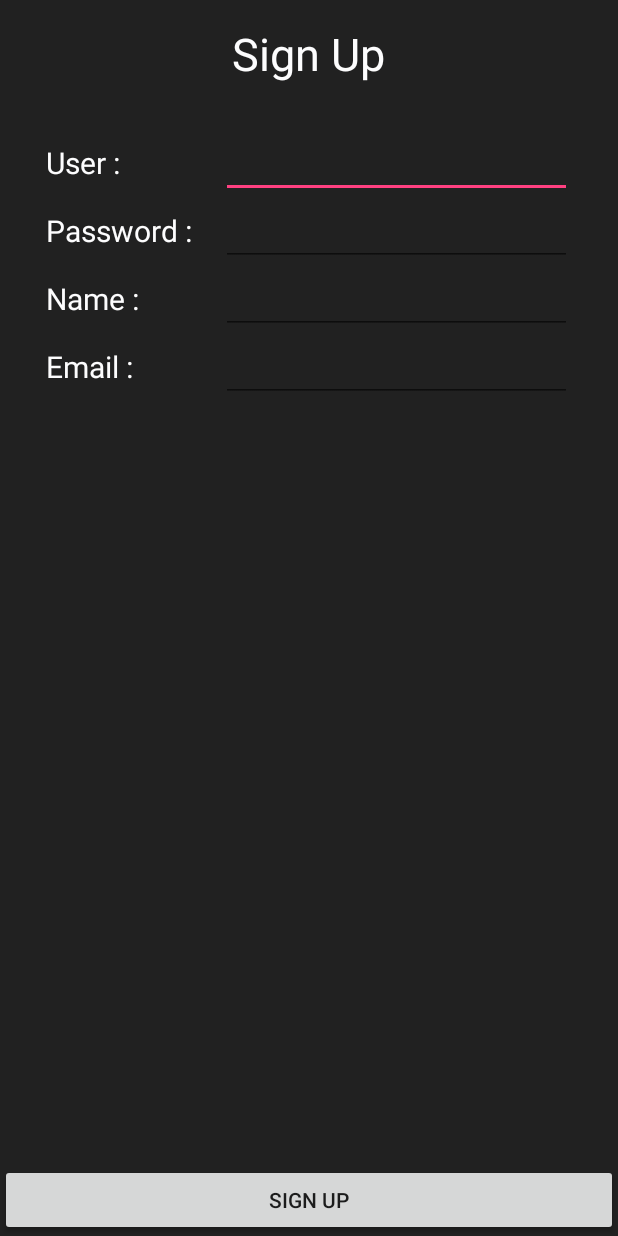
After one commit to kan555/DoneDream, an Android app: the SignUpActivity screen opened directly, with no data from a screen before it, on a phone screen of 412 x 824 dp. The commit adds this screen. Run offline under Robolectric (Android 15) with nearby library versions, the phone set to English and light mode, and no system bars.

Commit message:
edit text finished

```diff
--- a/app/src/main/AndroidManifest.xml
+++ b/app/src/main/AndroidManifest.xml
@@ -15,6 +15,7 @@
                 <category android:name="android.intent.category.LAUNCHER" />
             </intent-filter>
         </activity>
+        <activity android:name=".SignUpActivity"></activity>
     </application>
 
 </manifest>
--- /dev/null
+++ b/app/src/main/java/com/donedream/sillapajarn/chawametha/donedream/SignUpActivity.java
@@ -0,0 +1,13 @@
+package com.donedream.sillapajarn.chawametha.donedream;
+
+import android.support.v7.app.AppCompatActivity;
+import android.os.Bundle;
+
+public class SignUpActivity extends AppCompatActivity {
+
+    @Override
+    protected void onCreate(Bundle savedInstanceState) {
+        super.onCreate(savedInstanceState);
+        setContentView(R.layout.activity_sign_up);
+    }
+}
--- a/app/src/main/res/layout/activity_main.xml
+++ b/app/src/main/res/layout/activity_main.xml
@@ -19,7 +19,8 @@
             android:layout_width="@dimen/icon"
             android:layout_height="@dimen/icon"
             android:id="@+id/imageView"
-            android:src="@drawable/logo200" />
+            android:src="@drawable/logo200"
+            android:layout_marginBottom="20dp" />
 
         <EditText
             android:layout_width="@dimen/edit"
--- /dev/null
+++ b/app/src/main/res/layout/activity_sign_up.xml
@@ -0,0 +1,129 @@
+<?xml version="1.0" encoding="utf-8"?>
+<RelativeLayout xmlns:android="http://schemas.android.com/apk/res/android"
+    xmlns:tools="http://schemas.android.com/tools"
+    android:layout_width="match_parent"
+    android:layout_height="match_parent"
+    tools:context="com.donedream.sillapajarn.chawametha.donedream.SignUpActivity"
+    android:background="@drawable/bg">
+
+    <TextView
+        android:layout_width="wrap_content"
+        android:layout_height="wrap_content"
+        android:text="@string/signup"
+        android:id="@+id/textView"
+        android:layout_centerHorizontal="true"
+        android:textSize="@dimen/h1"
+        android:layout_marginTop="@dimen/margin"
+        android:textColor="#fdfdfe" />
+
+    <Button
+        android:layout_width="match_parent"
+        android:layout_height="wrap_content"
+        android:text="@string/save"
+        android:id="@+id/button3"
+        android:layout_alignParentBottom="true" />
+
+    <ScrollView
+        android:layout_width="match_parent"
+        android:layout_height="match_parent"
+        android:id="@+id/scrollView"
+        android:layout_below="@+id/textView"
+        android:layout_above="@+id/button3"
+        android:layout_margin="@dimen/margin" >
+
+        <LinearLayout
+            android:orientation="vertical"
+            android:layout_width="match_parent"
+            android:layout_height="match_parent"
+            android:padding="@dimen/margin">
+
+            <LinearLayout
+                android:orientation="horizontal"
+                android:layout_width="match_parent"
+                android:layout_height="wrap_content">
+
+                <TextView
+                    android:layout_width="0dp"
+                    android:layout_height="wrap_content"
+                    android:text="@string/user"
+                    android:id="@+id/textView2"
+                    android:layout_weight="1"
+                    android:textSize="@dimen/h2"
+                    android:textColor="#fdfdfe" />
+
+                <EditText
+                    android:layout_width="0dp"
+                    android:layout_height="wrap_content"
+                    android:id="@+id/editText3"
+                    android:layout_weight="2"
+                    android:inputType="text" />
+            </LinearLayout>
+
+            <LinearLayout
+                android:orientation="horizontal"
+                android:layout_width="match_parent"
+                android:layout_height="wrap_content" >
+
+                <TextView
+                    android:layout_width="0dp"
+                    android:layout_height="wrap_content"
+                    android:text="@string/pass"
+                    android:id="@+id/textView3"
+                    android:layout_weight="1"
+                    android:textSize="@dimen/h2"
+                    android:textColor="#fdfdfe" />
+
+                <EditText
+                    android:layout_width="0dp"
+                    android:layout_height="wrap_content"
+                    android:id="@+id/editText4"
+                    android:layout_weight="2"
+                    android:inputType="textPassword" />
+            </LinearLayout>
+
+            <LinearLayout
+                android:orientation="horizontal"
+                android:layout_width="match_parent"
+                android:layout_height="wrap_content" >
+
+                <TextView
+                    android:layout_width="0dp"
+                    android:layout_height="wrap_content"
+                    android:text="@string/name"
+                    android:id="@+id/textView4"
+                    android:layout_weight="1"
+                    android:textSize="@dimen/h2"
+                    android:textColor="#fdfdfe" />
+
+                <EditText
+                    android:layout_width="0dp"
+                    android:layout_height="wrap_content"
+                    android:id="@+id/editText5"
+                    android:layout_weight="2"
+                    android:inputType="text" />
+            </LinearLayout>
+
+            <LinearLayout
+                android:orientation="horizontal"
+                android:layout_width="match_parent"
+                android:layout_height="wrap_content" >
+
+                <TextView
+                    android:layout_width="0dp"
+                    android:layout_height="wrap_content"
+                    android:text="@string/email"
+                    android:id="@+id/textView5"
+                    android:layout_weight="1"
+                    android:textSize="@dimen/h2"
+                    android:textColor="#fdfdfe" />
+
+                <EditText
+                    android:layout_width="0dp"
+                    android:layout_height="wrap_content"
+                    android:id="@+id/editText6"
+                    android:layout_weight="2"
+                    android:inputType="text" />
+            </LinearLayout>
+        </LinearLayout>
+    </ScrollView>
+</RelativeLayout>
--- a/app/src/main/res/values/dimens.xml
+++ b/app/src/main/res/values/dimens.xml
@@ -5,7 +5,7 @@
 
     <dimen name="h1">30sp</dimen>
     <dimen name="h2">20sp</dimen>
-    <dimen name="icon">120dp</dimen>
+    <dimen name="icon">175dp</dimen>
     <dimen name="margin">15dp</dimen>
     <dimen name="edit">250dp</dimen>
 
--- a/app/src/main/res/values/strings.xml
+++ b/app/src/main/res/values/strings.xml
@@ -9,5 +9,6 @@
     <string name="email">Email :</string>
     <string name="birth">Birth Date :</string>
     <string name="country">Country :</string>
+    <string name="save">Sign Up</string>
 
 </resources>
```
